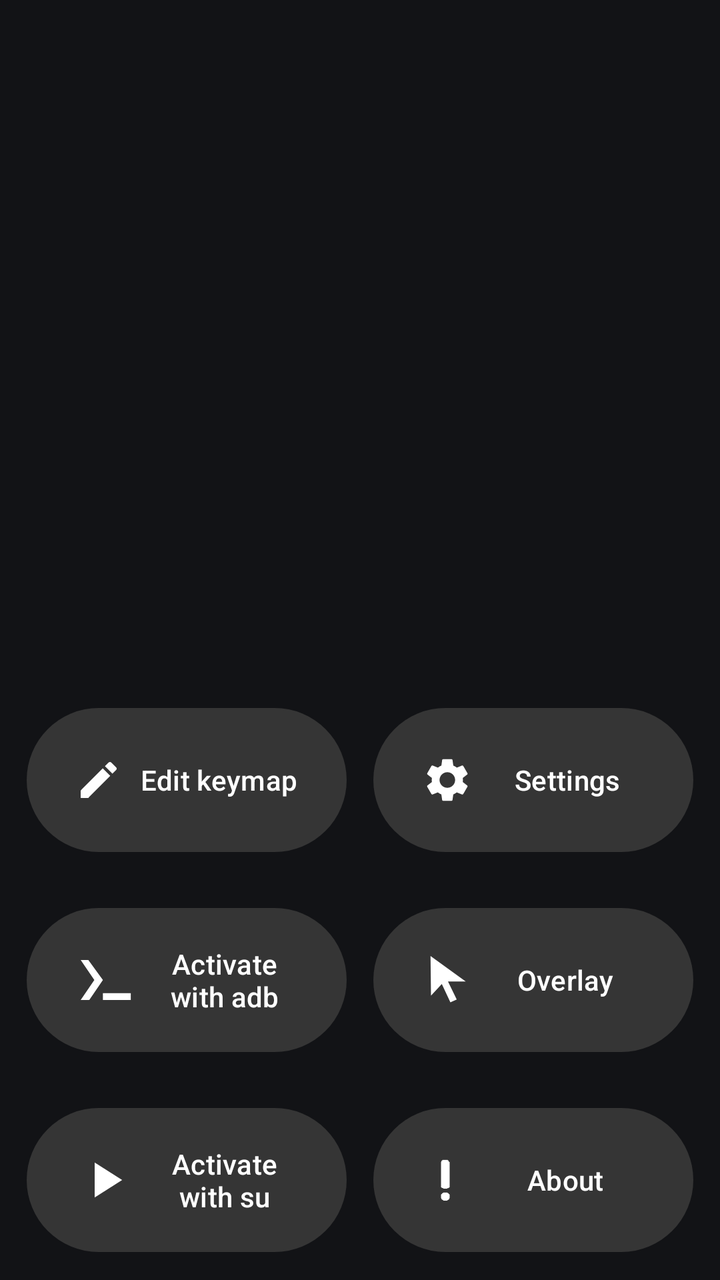
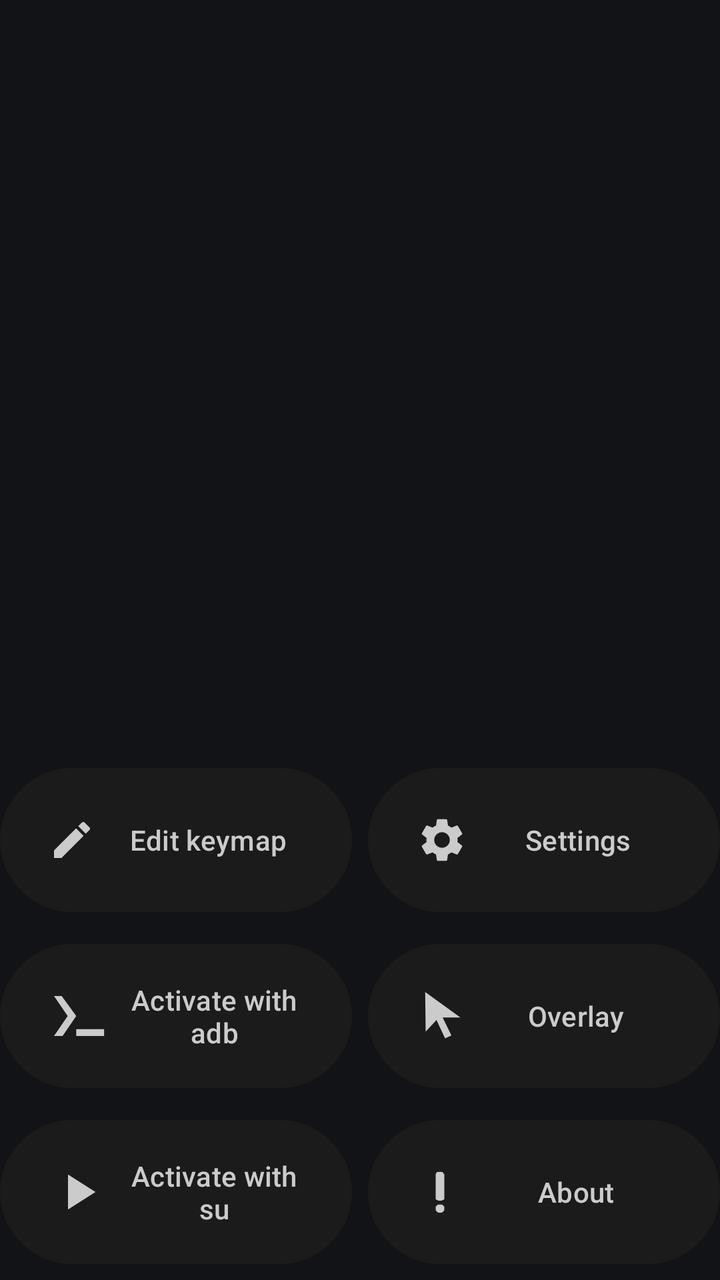

Screens rendered from an Android XML layout before and after an edit, with the pre-edit source and the edit as a unified diff.
<!-- AndroidManifest.xml: application theme Theme.XtMapper -->
<!-- res/layout/activity_main_controls.xml -->
<androidx.constraintlayout.widget.ConstraintLayout
    android:id="@+id/constrained"
    android:layout_width="match_parent"
    android:layout_height="wrap_content"
    android:layout_marginBottom="20dp"
    app:layout_constraintBottom_toBottomOf="parent"
    android:gravity="bottom"
    xmlns:android="http://schemas.android.com/apk/res/android"
    xmlns:app="http://schemas.android.com/apk/res-auto">


    <LinearLayout
        android:id="@+id/L2"
        android:layout_width="160dp"
        android:layout_height="wrap_content"
        android:orientation="vertical"
        app:layout_constraintLeft_toRightOf="@id/L1"
        app:layout_constraintRight_toRightOf="parent"
        app:layout_constraintBottom_toBottomOf="parent">

        <Button
            android:id="@+id/config_button"
            android:layout_width="match_parent"
            android:layout_height="80dp"
            android:layout_marginVertical="10dp"
            android:text="@string/configure"
            app:icon="@drawable/ic_baseline_settings_24"
            app:iconSize="26dp" />

        <Button
            android:id="@+id/start_pointer"
            android:layout_width="match_parent"
            android:layout_height="80dp"
            android:layout_marginVertical="10dp"
            android:text="@string/start_touch_pointer"
            app:icon="@drawable/ic_pointer_arrow"
            app:iconSize="24dp" />

        <Button
            android:id="@+id/about_button"
            android:layout_width="match_parent"
            android:layout_height="80dp"
            android:layout_marginVertical="10dp"
            android:text="@string/about"
            app:icon="@drawable/about"
            app:iconSize="24dp" />
    </LinearLayout>


    <LinearLayout
        android:id="@+id/L1"
        android:layout_width="160dp"
        android:layout_height="wrap_content"
        android:orientation="vertical"
        app:layout_constraintLeft_toLeftOf="parent"
        app:layout_constraintRight_toLeftOf="@id/L2"
        app:layout_constraintBottom_toBottomOf="parent">

        <Button
            android:id="@+id/start_editor"
            android:layout_width="match_parent"
            android:layout_height="80dp"
            android:layout_marginVertical="10dp"
            android:text="@string/edit_keymap"
            app:icon="@drawable/ic_create_white_24dp"
            app:iconSize="24dp"
            android:drawablePadding="110dp"/>

        <Button
            android:id="@+id/start_in_terminal"
            android:layout_width="match_parent"
            android:layout_height="80dp"
            android:layout_marginVertical="10dp"
            android:text="@string/start_server_manual"
            app:icon="@drawable/ic_terminal"
            app:iconSize="30dp" />

        <Button
            android:id="@+id/start_server"
            android:layout_width="match_parent"
            android:layout_height="80dp"
            android:layout_marginVertical="10dp"
            android:text="@string/start_server"
            app:icon="@drawable/ic_start_button"
            app:iconSize="30dp" />

    </LinearLayout>

</androidx.constraintlayout.widget.ConstraintLayout>
<!-- resources referenced by this layout -->
<resources>
  <!-- drawable ic_create_white_24dp (drawable) -->
  <vector
      android:tint="#FFFFFF"
      android:viewportHeight="24.0" android:viewportWidth="24.0"
      android:width="24dp" android:height="24dp"
      xmlns:android="http://schemas.android.com/apk/res/android">
      <path android:fillColor="#FFFFFFFF"
          android:pathData="M3,17.25V21h3.75L17.81,9.94l-3.75,-3.75L3,17.25zM20.71,7.04c0.39,-0.39 0.39,-1.02 0,-1.41l-2.34,-2.34c-0.39,-0.39 -1.02,-0.39 -1.41,0l-1.83,1.83 3.75,3.75 1.83,-1.83z"/>
  </vector>
  <!-- drawable ic_pointer_arrow (drawable) -->
  <vector xmlns:android="http://schemas.android.com/apk/res/android"
      android:width="24dp"
      android:height="24dp"
      android:viewportWidth="1"
      android:viewportHeight="1">
    <path
        android:pathData="M10,3.125L10,4.125L11,4.125L11,3.125Z"
        android:fillColor="#00000000"
        android:fillAlpha="1"/>
    <path
        android:pathData="M-0,-0L-0,1L1,1L1,-0Z"
        android:fillColor="#00000000"/>
    <path
        android:pathData="M0.7374,0.9067L0.6055,0.9663L0.4266,0.5836L0.2012,0.8251L0.1914,-0L0.9252,0.5306L0.5553,0.53Z"
        android:strokeLineJoin="miter"
        android:strokeWidth="0"
        android:fillColor="#FFFFFF"
        android:strokeLineCap="butt"/>
  </vector>
  <!-- drawable ic_start_button (drawable) -->
  <vector android:height="24dp" android:tint="#FFFFFF"
      android:viewportHeight="24" android:viewportWidth="24"
      android:width="24dp" xmlns:android="http://schemas.android.com/apk/res/android">
      <path android:fillColor="@android:color/white" android:pathData="M8,5v14l11,-7z"/>
  </vector>
  <!-- drawable ic_terminal (drawable) -->
  <vector xmlns:android="http://schemas.android.com/apk/res/android"
      android:width="24dp"
      android:height="24dp"
      android:viewportWidth="1"
      android:viewportHeight="1">
    <path
        android:pathData="M0.2434,0.8329L0.1005,0.8329L0.3278,0.5L0.1005,0.1671L0.2278,0.1678L0.4707,0.5Z"
        android:fillColor="#FFFFFF"/>
    <path
        android:pathData="M0.4707,0.7205L0.4707,0.8329L0.9351,0.8329L0.9351,0.7205Z"
        android:fillColor="#FFFFFF"/>
  </vector>
  <string name="about">About</string>
  <string name="configure">Settings</string>
  <string name="edit_keymap">Edit keymap</string>
  <string name="start_server">Activate with su</string>
  <string name="start_server_manual">Activate with adb</string>
  <string name="start_touch_pointer">Overlay</string>
  <style name="Theme.XtMapper" parent="Theme.Material3.DynamicColors.Dark">
          
          <item name="colorPrimary">@color/grey</item>
          <item name="colorPrimaryVariant">@color/purple_500</item>
          <item name="colorOnPrimary">@color/white</item>
          
          <item name="colorSecondary">@color/teal_200</item>
          <item name="colorSecondaryVariant">@color/teal_700</item>
          <item name="colorOnSecondary">@color/black</item>
          
          <item name="android:statusBarColor">?attr/colorPrimaryVariant</item>
          
  
  
      </style>
  <color name="grey">#353535</color>
  <color name="purple_500">#FF6200EE</color>
  <color name="white">#FFFFFFFF</color>
  <color name="teal_200">#FF03DAC5</color>
  <color name="teal_700">#FF018786</color>
  <color name="black">#FF000000</color>
  <!-- unchanged entries left out for length: 2 -->
</resources>

<!-- the commit's change to res/layout/activity_main_controls.xml (unified diff, before → after) -->
@@ -3,6 +3,7 @@
     android:layout_width="match_parent"
     android:layout_height="wrap_content"
     android:layout_marginBottom="20dp"
+    android:theme="@style/Theme.XtMapper.cmdview"
     app:layout_constraintBottom_toBottomOf="parent"
     android:gravity="bottom"
     xmlns:android="http://schemas.android.com/apk/res/android"
@@ -11,18 +12,19 @@
 
     <LinearLayout
         android:id="@+id/L2"
-        android:layout_width="160dp"
+        android:layout_width="0dp"
         android:layout_height="wrap_content"
         android:orientation="vertical"
         app:layout_constraintLeft_toRightOf="@id/L1"
         app:layout_constraintRight_toRightOf="parent"
+        android:layout_marginLeft="4dp"
         app:layout_constraintBottom_toBottomOf="parent">
 
         <Button
             android:id="@+id/config_button"
             android:layout_width="match_parent"
             android:layout_height="80dp"
-            android:layout_marginVertical="10dp"
+            android:layout_marginVertical="4dp"
             android:text="@string/configure"
             app:icon="@drawable/ic_baseline_settings_24"
             app:iconSize="26dp" />
@@ -31,7 +33,7 @@
             android:id="@+id/start_pointer"
             android:layout_width="match_parent"
             android:layout_height="80dp"
-            android:layout_marginVertical="10dp"
+            android:layout_marginVertical="4dp"
             android:text="@string/start_touch_pointer"
             app:icon="@drawable/ic_pointer_arrow"
             app:iconSize="24dp" />
@@ -40,7 +42,7 @@
             android:id="@+id/about_button"
             android:layout_width="match_parent"
             android:layout_height="80dp"
-            android:layout_marginVertical="10dp"
+            android:layout_marginVertical="4dp"
             android:text="@string/about"
             app:icon="@drawable/about"
             app:iconSize="24dp" />
@@ -49,8 +51,9 @@
 
     <LinearLayout
         android:id="@+id/L1"
-        android:layout_width="160dp"
+        android:layout_width="0dp"
         android:layout_height="wrap_content"
+        android:layout_marginRight="4dp"
         android:orientation="vertical"
         app:layout_constraintLeft_toLeftOf="parent"
         app:layout_constraintRight_toLeftOf="@id/L2"
@@ -60,7 +63,7 @@
             android:id="@+id/start_editor"
             android:layout_width="match_parent"
             android:layout_height="80dp"
-            android:layout_marginVertical="10dp"
+            android:layout_marginVertical="4dp"
             android:text="@string/edit_keymap"
             app:icon="@drawable/ic_create_white_24dp"
             app:iconSize="24dp"
@@ -70,7 +73,7 @@
             android:id="@+id/start_in_terminal"
             android:layout_width="match_parent"
             android:layout_height="80dp"
-            android:layout_marginVertical="10dp"
+            android:layout_marginVertical="4dp"
             android:text="@string/start_server_manual"
             app:icon="@drawable/ic_terminal"
             app:iconSize="30dp" />
@@ -79,7 +82,7 @@
             android:id="@+id/start_server"
             android:layout_width="match_parent"
             android:layout_height="80dp"
-            android:layout_marginVertical="10dp"
+            android:layout_marginVertical="4dp"
             android:text="@string/start_server"
             app:icon="@drawable/ic_start_button"
             app:iconSize="30dp" />
<!-- resource entries referenced after the edit -->
@@ -54,6 +54,11 @@
   <string name="start_server">Activate with su</string>
   <string name="start_server_manual">Activate with adb</string>
   <string name="start_touch_pointer">Overlay</string>
+  <style name="Theme.XtMapper.cmdview" parent="Theme.Material3.DynamicColors.Dark">
+          
+          <item name="colorPrimary">@color/dark_grey</item>
+          <item name="colorOnPrimary">#cbcbcb</item>
+      </style>
   <style name="Theme.XtMapper" parent="Theme.Material3.DynamicColors.Dark">
           
           <item name="colorPrimary">@color/grey</item>
@@ -66,10 +71,9 @@
           
           <item name="android:statusBarColor">?attr/colorPrimaryVariant</item>
           
-  
-  
       </style>
-  <color name="grey">#353535</color>
+  <color name="dark_grey">#1b1b1b</color>
+  <color name="grey">#303030</color>
   <color name="purple_500">#FF6200EE</color>
   <color name="white">#FFFFFFFF</color>
   <color name="teal_200">#FF03DAC5</color>
